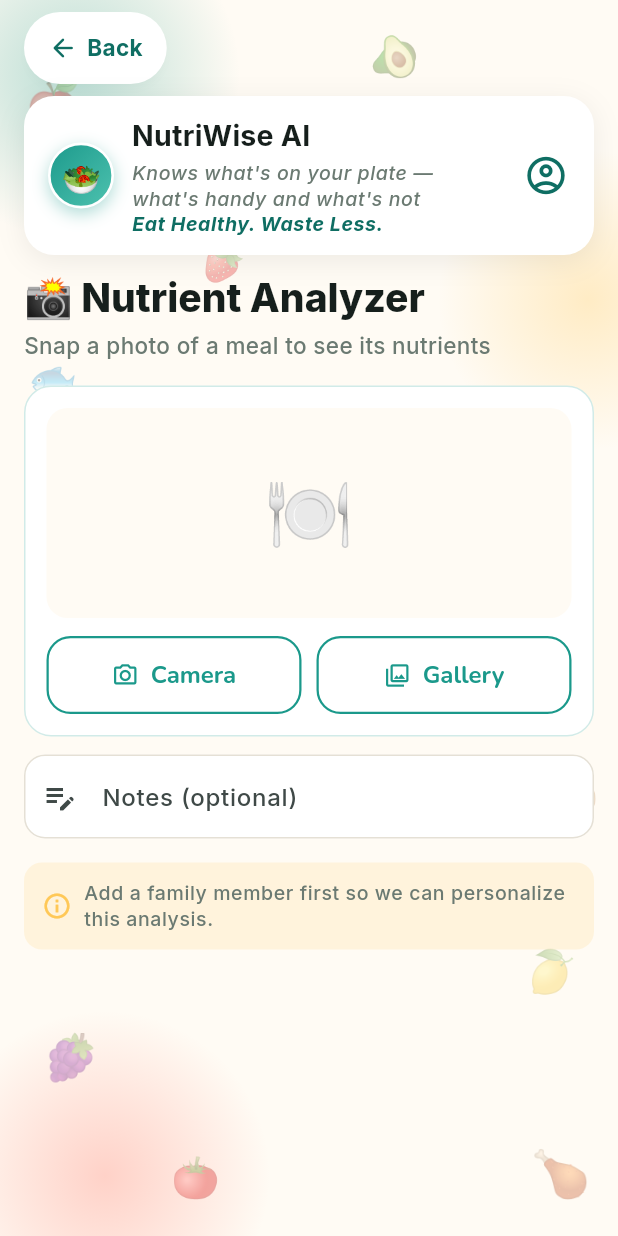
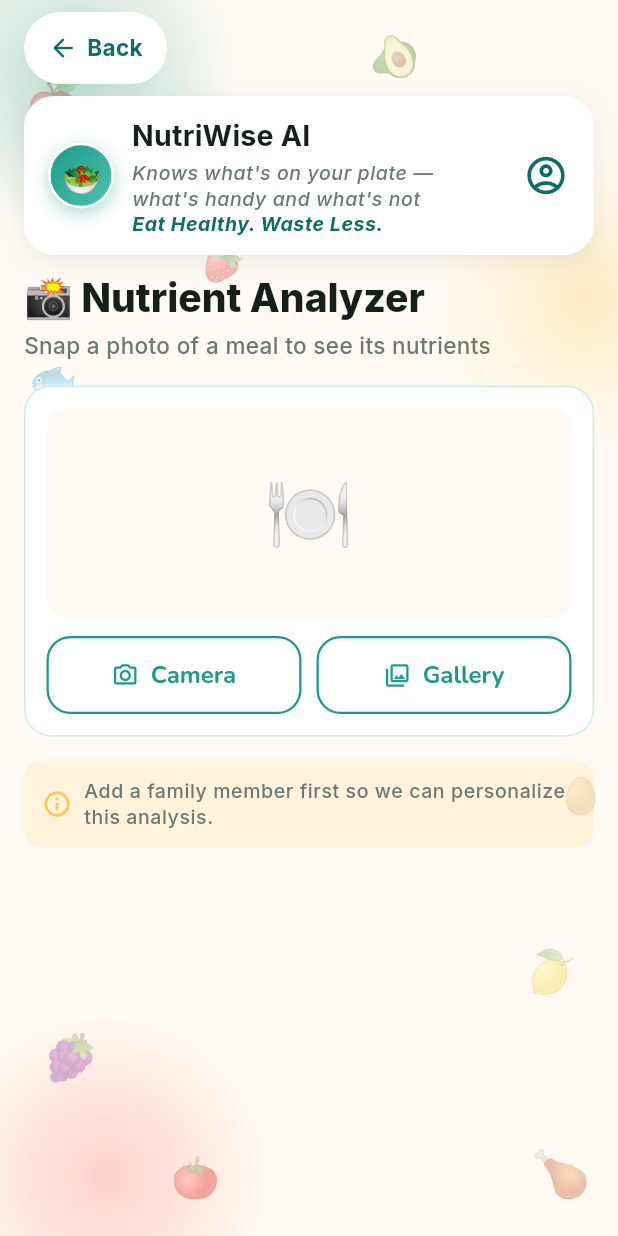
Before and after one commit to subhi19/nutriwise-ai, a Flutter app: the MealAnalysisScreen screen opened by its route, on a phone screen of 412 x 824 dp. Run offline on Flutter 3.47's test engine with Material 3 defaults, Android fonts, the phone set to English and light mode, and no system bars; our stand-ins replace camera, dio, flutter_riverpod, go_router, google_fonts, image_picker and 2 more; missing offline and left inert: dart:js_interop; accounts and stored records are empty.

Commit message:
Notes tab removal from nutrient analyzer and fixing taking few minutes in meal plan

```diff
--- a/mobile-app/lib/screens/meal_analysis_screen.dart
+++ b/mobile-app/lib/screens/meal_analysis_screen.dart
@@ -58,7 +58,7 @@
 
 class _MealAnalysisScreenState extends ConsumerState<MealAnalysisScreen> {
   Uint8List? _imageBytes;
-  final _notesCtrl = TextEditingController();
+  //final _notesCtrl = TextEditingController();
   AsyncValue<MealAnalysis>? _result;
   bool _saving = false;
   final GlobalKey _cardKey = GlobalKey();
@@ -72,11 +72,11 @@
   /// the typed name for display.
   final Map<int, String> _labels = {};
 
-  @override
+  /*@override
   void dispose() {
     _notesCtrl.dispose();
     super.dispose();
-  }
+  }*/
 
   Future<void> _pickImage(ImageSource source) async {
     final bytes = await pickPhoto(context, source);
@@ -443,7 +443,7 @@
                               ?.copyWith(color: AppColors.textSecondary)),
                       const SizedBox(height: 16),
                       _ImagePickerCard(imageBytes: _imageBytes, onPick: _pickImage),
-                      const SizedBox(height: 12),
+                      /*const SizedBox(height: 12),
                       TextField(
                         controller: _notesCtrl,
                         decoration: const InputDecoration(
@@ -451,7 +451,7 @@
                           hintText: 'e.g. extra spicy, homemade',
                           prefixIcon: Icon(Icons.edit_note),
                         ),
-                      ),
+                      ),*/
                       const SizedBox(height: 16),
                       membersAsync.when(
                         loading: () => const SizedBox.shrink(),
--- a/mobile-app/lib/screens/meal_plan_screen.dart
+++ b/mobile-app/lib/screens/meal_plan_screen.dart
@@ -650,7 +650,7 @@
             const SizedBox(height: 12),
             Text('Building your family\'s week…', style: Theme.of(context).textTheme.bodyMedium),
             const SizedBox(height: 4),
-            Text('This can take up to a minute.', style: Theme.of(context).textTheme.bodySmall),
+            Text('This can take up to few minutes.', style: Theme.of(context).textTheme.bodySmall),
           ],
         ),
       ),
```
